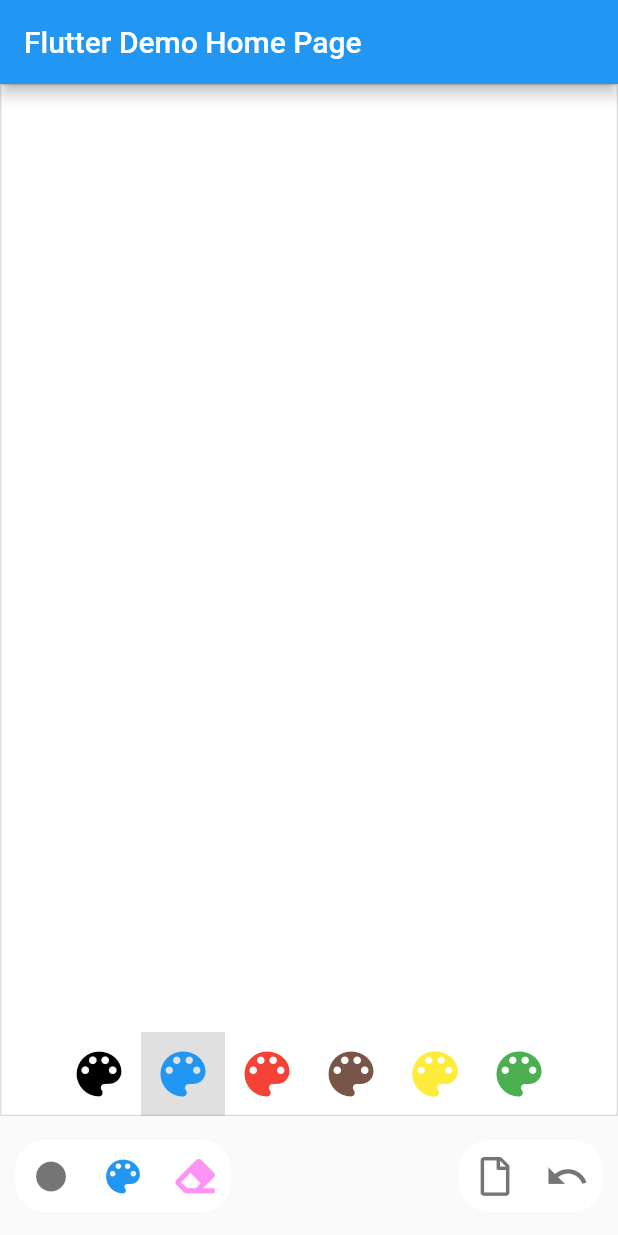
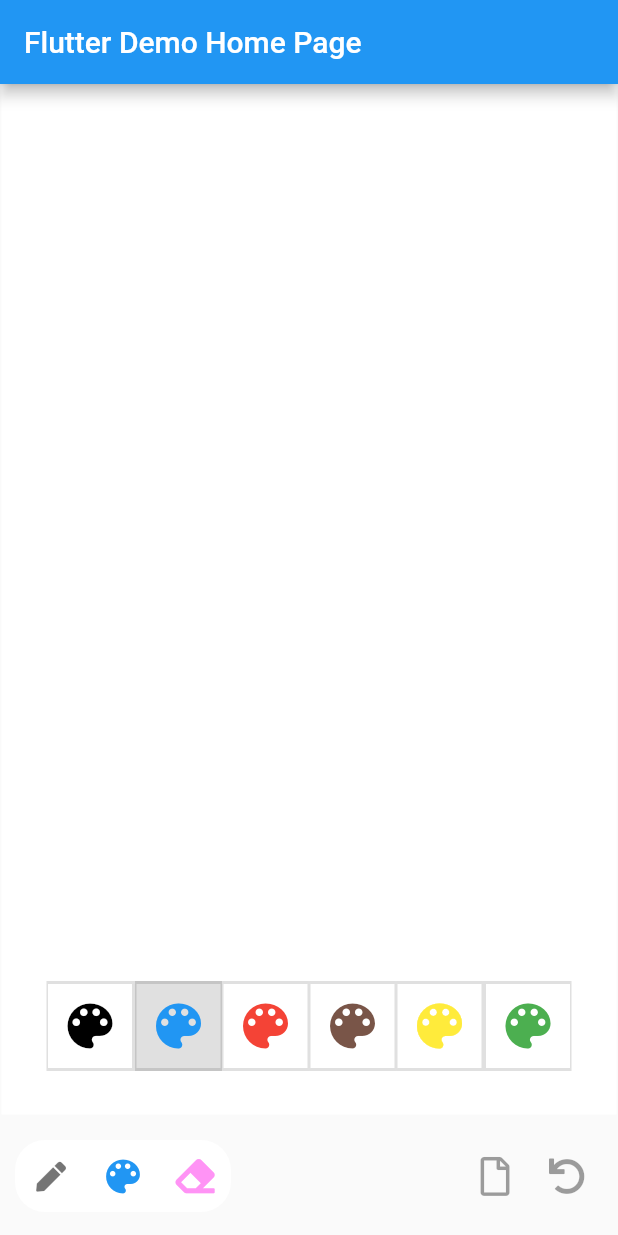
Before and after one commit to abdulaziz-mohammed/whiteboardkit, a Flutter app: the screen it shows after launch, item 2 of the bottom bar chosen, on a phone screen of 412 x 824 dp. Run offline on Flutter 3.47's test engine with Material 2 defaults, Android fonts, the phone set to English and light mode, and no system bars; our stand-ins replace font_awesome_flutter; generated files the repository leaves out were written again.

Commit message:
fixed web bug

```diff
--- a/lib/animated_sketch_controller.dart
+++ b/lib/animated_sketch_controller.dart
@@ -1,5 +1,4 @@
 import 'dart:async';
-import 'dart:math';
 import 'dart:ui';
 
 import 'package:flutter/material.dart';
@@ -8,12 +7,9 @@ import 'package:whiteboardkit/whiteboard_controller.dart';
 import 'whiteboard_draw.dart';
 
 class AnimatedSketchController extends WhiteboardController {
-
   DrawGenerator generator;
 
   Size scaledSize;
-
-  bool _skip = false;
 
   AnimatedSketchController(WhiteboardDraw draw) {
     this.draw = draw.clone();
@@ -45,7 +41,7 @@ class AnimatedSketchController extends WhiteboardController {
 
   onPanEnd() {}
 
-  play() async{
+  play() async {
     generator.play(draw);
   }
 
@@ -86,11 +82,21 @@ class DrawGenerator {
 
   skip() => _skip = true;
 
-  play(WhiteboardDraw draw) async {
+  bool _closed = false;
+
+  bool _firstTimePlay = true;
+
+  play(WhiteboardDraw draw) {
     Future(() async {
       _skip = false;
       var currentDraw =
           new WhiteboardDraw(lines: [], width: draw.width, height: draw.height);
+
+      if (_firstTimePlay)
+        await Future.delayed(Duration(
+          seconds: 1,
+        ));
+      _firstTimePlay = false;
 
       for (var line in draw.lines) {
         currentDraw.lines.add(line.copyWith(points: []));
@@ -98,6 +104,7 @@ class DrawGenerator {
           var duration = line.duration ~/ line.points.length;
           if (cancel) _skip = true;
           await Future.delayed(Duration(milliseconds: duration));
+          if (_closed) return true;
           currentDraw.lines.last.points.add(point);
           streamController.sink.add((currentDraw));
 
@@ -115,5 +122,6 @@ class DrawGenerator {
   close() {
     streamController?.close();
     streamCompleteController?.close();
+    _closed = true;
   }
 }
--- a/lib/gesture_whiteboard_controller.dart
+++ b/lib/gesture_whiteboard_controller.dart
@@ -1,6 +1,5 @@
 import 'dart:async';
 import 'dart:math';
-import 'dart:ui';
 
 import 'package:flutter/material.dart';
 import 'whiteboard_draw.dart';
@@ -11,7 +10,7 @@ class GestureWhiteboardController extends WhiteboardController {
 
   bool _newLine = true;
   DateTime lastPan;
-  DateTime lastLine;
+  DateTime firstPointTime;
 
   double brushSize = 20.0;
   Color brushColor = Colors.blue;
@@ -19,7 +18,7 @@ class GestureWhiteboardController extends WhiteboardController {
   double eraserSize = 20.0;
 
   GestureWhiteboardController({WhiteboardDraw draw}) {
-    if(draw != null) {
+    if (draw != null) {
       this.draw = draw.clone();
       _streamController.sink.add(this.draw);
     }
@@ -44,7 +43,7 @@ class GestureWhiteboardController extends WhiteboardController {
             width: erase ? eraserSize : brushSize,
           ));
       _newLine = false;
-      lastLine = DateTime.now();
+      firstPointTime = DateTime.now();
     }
 
     if (this.draw.lines.last.points.length > 2 &&
@@ -69,17 +68,17 @@ class GestureWhiteboardController extends WhiteboardController {
   onPanEnd() {
     _newLine = true;
     this.draw.lines.last.duration =
-        DateTime.now().difference(lastLine).inMilliseconds;
+        DateTime.now().difference(firstPointTime).inMilliseconds;
 
     if (this.draw.lines.length > 0 && this.draw.lines.last.points.length == 1) {
       var secondPoint = new Offset(this.draw.lines.last.points.last.x + 1,
           this.draw.lines.last.points.last.y + 1);
       this.draw.lines.last.points.add(Point.fromOffset(secondPoint));
-      _streamController.sink.add(this.draw);
     }
     if (this.draw.lines.length > 0 && this.draw.lines.last.points.length == 0) {
       this.draw.lines.removeLast();
     }
+    _streamController.sink.add(this.draw);
   }
 
   undo() {
--- a/lib/sketch_player.dart
+++ b/lib/sketch_player.dart
@@ -4,7 +4,7 @@ import 'package:whiteboardkit/whiteboard.dart';
 import 'animated_sketch_controller.dart';
 
 class SketchPlayer extends StatefulWidget {
-  AnimatedSketchController controller;
+  final AnimatedSketchController controller;
   // final bool skipAnimation;
   final bool hideControls;
 
--- a/lib/toolbox.dart
+++ b/lib/toolbox.dart
@@ -8,8 +8,12 @@ enum ToolBoxSelected { none, size, color, erase }
 class ToolBox extends StatefulWidget {
   final double width;
   final GestureWhiteboardController sketchController;
+  final Color color;
 
-  ToolBox({@required this.width, @required this.sketchController});
+  ToolBox(
+      {@required this.width,
+      @required this.sketchController,
+      @required this.color});
 
   @override
   _ToolBoxState createState() => _ToolBoxState();
@@ -49,40 +53,64 @@ class _ToolBoxState extends State<ToolBox> {
 
   @override
   Widget build(BuildContext context) {
+    var row = <Widget>[];
+
+    switch (selected) {
+      case ToolBoxSelected.erase:
+        row =
+            brushSizes.map((size) => _buildEraseToolSizeButton(size)).toList();
+        break;
+      case ToolBoxSelected.size:
+        row = brushSizes.map((size) => _buildBrushToolSizeButton(size)).toList();
+        break;
+      case ToolBoxSelected.color:
+        row = brushColors.map((color) => _buildBrushToolColorButton(color)).toList();
+        break;
+      default:
+        break;
+    }
+
     return Column(
       children: <Widget>[
         Container(
-          child: selected == ToolBoxSelected.erase
-              ? Row(
-                  mainAxisAlignment: MainAxisAlignment.center,
-                  crossAxisAlignment: CrossAxisAlignment.center,
-                  children: brushSizes
-                      .map((size) => _buildEraseToolSizeButton(size))
-                      .toList(),
-                )
-              : Container(),
+          width: MediaQuery.of(context).size.width - 1,
+          child: Center(
+            child: SingleChildScrollView(
+              scrollDirection: Axis.horizontal,
+              child: row.length > 0
+                  ? Row(
+                      mainAxisAlignment: MainAxisAlignment.center,
+                      crossAxisAlignment: CrossAxisAlignment.center,
+                      children: <Widget>[
+                        ...row,
+                      ],
+                    ) : Container(),
+            ),
+          ),
         ),
+        // Stack(
+        //   alignment: Alignment.center,
+        //   children: <Widget>[
+        //     Positioned(
+        //       top: 30,
+        //       height: 100,
+        //       width: 200,
+        //       child: Container(
+        //         child: selected == ToolBoxSelected.color
+        //             ? Row(
+        //                 mainAxisAlignment: MainAxisAlignment.center,
+        //                 crossAxisAlignment: CrossAxisAlignment.center,
+        //                 children: brushColors
+        //                     .map((color) => _buildBrushToolColorButton(color))
+        //                     .toList(),
+        //               )
+        //             : Container(),
+        //       ),
+        //     ),
+        //   ],
+        // ),
         Container(
-          child: selected == ToolBoxSelected.size
-              ? Row(
-                  mainAxisAlignment: MainAxisAlignment.center,
-                  crossAxisAlignment: CrossAxisAlignment.center,
-                  children: brushSizes
-                      .map((size) => _buildBrushToolSizeButton(size))
-                      .toList(),
-                )
-              : Container(),
-        ),
-        Container(
-          child: selected == ToolBoxSelected.color
-              ? Row(
-                  mainAxisAlignment: MainAxisAlignment.center,
-                  crossAxisAlignment: CrossAxisAlignment.center,
-                  children: brushColors
-                      .map((color) => _buildBrushToolColorButton(color))
-                      .toList(),
-                )
-              : Container(),
+          height: 30,
         ),
         Container(
           height: 80.0,
@@ -97,7 +125,10 @@ class _ToolBoxState extends State<ToolBox> {
                   mainAxisAlignment: MainAxisAlignment.center,
                   children: <Widget>[
                     _buildToolButton(
-                      Icon(Icons.fiber_manual_record),
+                      Icon(
+                        FontAwesomeIcons.pen,
+                        size: 20,
+                      ),
                       select: ToolBoxSelected.size,
                     ),
                     _buildToolButton(Icon(Icons.color_lens),
@@ -126,15 +157,21 @@ class _ToolBoxState extends State<ToolBox> {
                       Icon(
                         FontAwesomeIcons.file,
                         size: 26.0,
+                        color: widget.color,
                       ),
                       onPress: () => {widget.sketchController.wipe()},
                     ),
-                    _buildToolButton(Icon(Icons.undo),
+                    _buildToolButton(
+                        Icon(
+                          FontAwesomeIcons.undo,
+                          color: widget.color,
+                          size: 24,
+                        ),
                         onPress: widget.sketchController.undo),
                   ],
                 ),
                 decoration: BoxDecoration(
-                  color: Colors.white,
+                  // color: Colors.white,
                   borderRadius: BorderRadius.circular(20),
                 ),
               )
@@ -171,10 +208,22 @@ class _ToolBoxState extends State<ToolBox> {
   }
 
   Widget _buildBrushToolSizeButton(double size) {
+    var first = brushSizes.indexOf(size) == 0;
+    var last = brushSizes.indexOf(size) == brushSizes.length - 1;
     return Container(
-      color: size == brushSize && !erase ? Colors.black12 : Colors.transparent,
+      decoration: BoxDecoration(
+        border: Border(
+          top: BorderSide(color: Colors.black12, width: 2),
+          bottom: BorderSide(color: Colors.black12, width: 2),
+          right: BorderSide(color: Colors.black12, width: first ? 2 : 1),
+          left: BorderSide(color: Colors.black12, width: last ? 2 : 1),
+        ),
+        color: size == brushSize && !erase ? Colors.grey[300] : Colors.white,
+      ),
+      height: 90,
+      width: 80,
       child: IconButton(
-        icon: Icon(Icons.fiber_manual_record),
+        icon: Icon(FontAwesomeIcons.pen),
         color: Colors.black54,
         iconSize: size * 1.6,
         onPressed: () => changeSize(size),
@@ -185,9 +234,18 @@ class _ToolBoxState extends State<ToolBox> {
   }
 
   Widget _buildBrushToolColorButton(Color color) {
+    var first = brushColors.indexOf(color) == 0;
+    var last = brushColors.indexOf(color) == brushColors.length - 1;
     return Container(
-      color:
-          color == brushColor && !erase ? Colors.black12 : Colors.transparent,
+      decoration: BoxDecoration(
+        border: Border(
+          top: BorderSide(color: Colors.black12, width: 2),
+          bottom: BorderSide(color: Colors.black12, width: 2),
+          right: BorderSide(color: Colors.black12, width: first ? 2 : 1),
+          left: BorderSide(color: Colors.black12, width: last ? 2 : 1),
+        ),
+        color: color == brushColor && !erase ? Colors.grey[300] : Colors.white,
+      ),
       child: IconButton(
         icon: Icon(Icons.color_lens),
         color: color,
@@ -200,8 +258,20 @@ class _ToolBoxState extends State<ToolBox> {
   }
 
   Widget _buildEraseToolSizeButton(double size) {
+    var first = brushSizes.indexOf(size) == 0;
+    var last = brushSizes.indexOf(size) == brushSizes.length - 1;
     return Container(
-      color: size == eraserSize && erase ? Colors.black12 : Colors.transparent,
+      decoration: BoxDecoration(
+        border: Border(
+          top: BorderSide(color: Colors.black12, width: 2),
+          bottom: BorderSide(color: Colors.black12, width: 2),
+          right: BorderSide(color: Colors.black12, width: first ? 2 : 1),
+          left: BorderSide(color: Colors.black12, width: last ? 2 : 1),
+        ),
+        color: size == eraserSize && erase ? Colors.grey[300] : Colors.white,
+      ),
+      height: 60,
+      width: 60,
       child: IconButton(
         icon: Icon(FontAwesomeIcons.eraser),
         color: new Color(0xffff93f5),
--- a/lib/whiteboard.dart
+++ b/lib/whiteboard.dart
@@ -13,12 +13,14 @@ class Whiteboard extends StatefulWidget {
   // final double width;
   // final double height;
   final WhiteboardController controller;
+  final Color toolboxColor;
 
-  Whiteboard({
-    // this.width = 0,
-    // this.height = 0,
-    @required this.controller,
-  });
+  Whiteboard(
+      {
+      // this.width = 0,
+      // this.height = 0,
+      @required this.controller,
+      this.toolboxColor = Colors.black38});
 
   @override
   WhiteboardState createState() => WhiteboardState();
@@ -79,12 +81,8 @@ class WhiteboardState extends State<Whiteboard> {
                 snapshot.data.lines
                     .forEach((l) => l.wipe ? lines = [] : lines.add(l.clone()));
 
-                lines = scaleLines(
-                    lines,
-                    snapshot.data.width,
-                    snapshot.data.height,
-                    boardSize.width,
-                    boardSize.height);
+                lines = scaleLines(lines, snapshot.data.width,
+                    snapshot.data.height, boardSize.width, boardSize.height);
               }
 
               return Column(
@@ -97,7 +95,8 @@ class WhiteboardState extends State<Whiteboard> {
                         height: boardSize.height,
                         alignment: FractionalOffset.center,
                         decoration: BoxDecoration(
-                          border: Border.all(width: 1.0, color: Colors.black12),
+                          border:
+                              Border.all(width: 1.0, color: Colors.transparent),
                         ),
                         child: GestureDetector(
                           onPanUpdate: (DragUpdateDetails details) {
@@ -128,6 +127,7 @@ class WhiteboardState extends State<Whiteboard> {
                           child: ToolBox(
                             width: boardSize.width,
                             sketchController: widget.controller,
+                            color: widget.toolboxColor,
                           ),
                         ),
                     ],
@@ -139,7 +139,8 @@ class WhiteboardState extends State<Whiteboard> {
     );
   }
 
-  Size calculateScaledSize(WhiteboardDraw draw, double boardWidth, double boardHeight) {
+  Size calculateScaledSize(
+      WhiteboardDraw draw, double boardWidth, double boardHeight) {
     var scaleX = boardWidth / draw.width; // 0.5
     var scaleY = boardHeight / draw.height; // 1
 
@@ -161,7 +162,8 @@ class WhiteboardState extends State<Whiteboard> {
     return new Size(width, height);
   }
 
-  WhiteboardDraw scaleDraw(WhiteboardDraw draw, double boardWidth, double boardHeight) {
+  WhiteboardDraw scaleDraw(
+      WhiteboardDraw draw, double boardWidth, double boardHeight) {
     var scaleX = boardWidth / draw.width; // 0.5
     var scaleY = boardHeight / draw.height; // 1
 
--- a/lib/whiteboard_controller.dart
+++ b/lib/whiteboard_controller.dart
@@ -1,5 +1,4 @@
 import 'dart:async';
-import 'dart:math';
 import 'dart:ui';
 
 import 'package:flutter/material.dart';
--- a/lib/whiteboard_draw.dart
+++ b/lib/whiteboard_draw.dart
@@ -1,4 +1,3 @@
-import 'dart:convert';
 import 'package:flutter/material.dart';
 import 'package:json_annotation/json_annotation.dart';
 
@@ -112,12 +111,6 @@ class Line {
   }
 }
 
-List<Offset> _offsetsFromList(List<List<double>> points) =>
-    points.map((point) => new Offset(point[0], point[1])).toList();
-
-List<List<double>> _offsetsToList(List<Offset> points) =>
-    points.map((point) => <double>[point.dx, point.dy]).toList();
-
 Color _colorFromString(String colorStr) {
   var color = new Color(int.parse(colorStr));
   return color;
--- a/lib/whiteboardkit.dart
+++ b/lib/whiteboardkit.dart
@@ -1,5 +1,3 @@
-
-
 export 'whiteboard.dart';
 export 'whiteboard_controller.dart';
 export 'animated_sketch_controller.dart';
```
Also changed, not shown: pubspec.yaml (+4 -5 lines), example/pubspec.lock, lib/generated/i18n.dart, pubspec.lock, 4 other files. Lines whose indentation alone changed are shown as unchanged.
